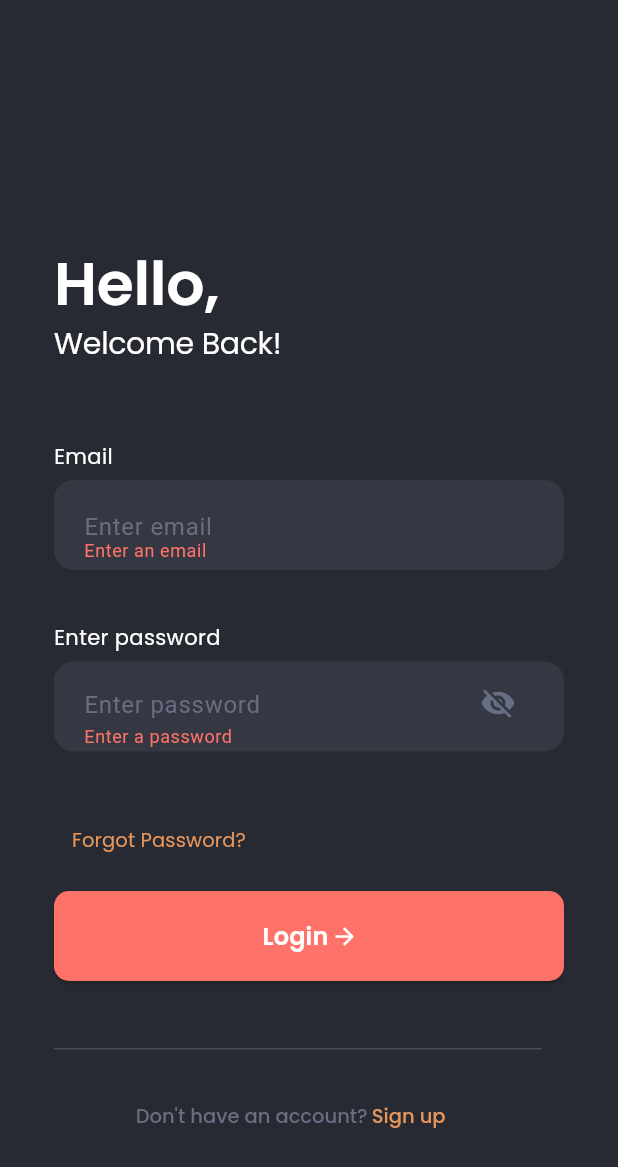
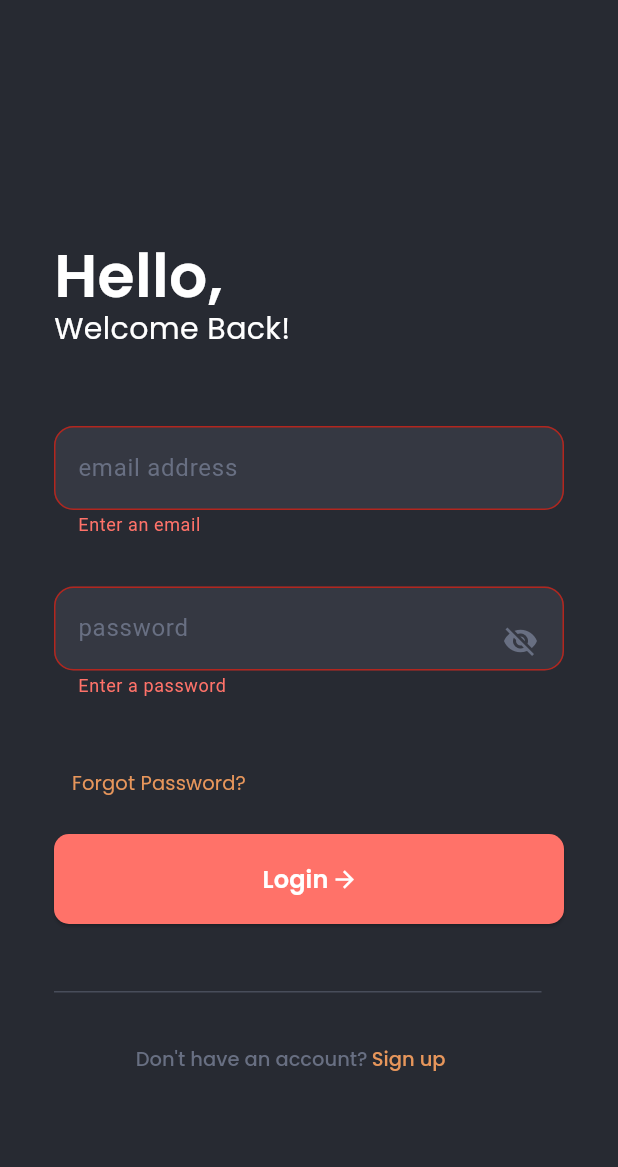
Before and after one commit to NouranAlSharawneh/appebite, a Flutter app: the screen it shows after launch, after a tap on "Login", on a phone screen of 412 x 824 dp. Shown: the top 1167 px of the screen. Run offline on Flutter 3.47's test engine with Material 3 defaults, Android fonts, the phone set to English and light mode, and no system bars; our stand-ins replace cloud_firestore, firebase_auth, firebase_core, firebase_storage, flutter_rating_bar, google_fonts and 2 more; accounts and stored records are empty.

Commit message:
fixed the input validation

```diff
--- a/lib/pages/login/login_screen.dart
+++ b/lib/pages/login/login_screen.dart
@@ -1,10 +1,10 @@
+import 'package:flutter/material.dart';
+import 'package:appebite/pages/login/widgets/login_button.dart';
+import 'package:appebite/pages/login/widgets/login_input_fields.dart';
+import 'package:appebite/pages/login/widgets/login_title_section.dart';
+import 'package:appebite/pages/login/widgets/Login_page_navigator.dart';
 import 'package:appebite/pages/login/widgets/login_section_divider.dart';
 import 'package:appebite/pages/login/widgets/login_forget_password.dart';
-import 'package:appebite/pages/login/widgets/Login_input_fields.dart';
-import 'package:appebite/pages/login/widgets/login_button.dart';
-import 'package:appebite/pages/login/widgets/Login_page_navigator.dart';
-import 'package:appebite/pages/login/widgets/login_title_section.dart';
-import 'package:flutter/material.dart';
 
 
 class LoginPage extends StatefulWidget {
@@ -15,12 +15,17 @@ class LoginPage extends StatefulWidget {
 }
 
 class _LoginPageState extends State<LoginPage> {
+  final TextEditingController _emailController = TextEditingController();
   final _formKey = GlobalKey<FormState>();
-  final TextEditingController _emailController = TextEditingController();
   final TextEditingController _passwordController = TextEditingController();
 
-  Widget _buildLoginScreen(BuildContext context) {
-    return SizedBox(
+  @override
+  Widget build(BuildContext context) {
+    return SafeArea(
+      child: Scaffold(
+        backgroundColor: const Color(0xff272a32),
+        body: SingleChildScrollView(
+          child: SizedBox(
         width: double.infinity,
         child: Container(
           padding: const EdgeInsets.fromLTRB(36, 14, 36, 8),
@@ -41,13 +46,11 @@ class _LoginPageState extends State<LoginPage> {
                 child: Column(
                   children: [
                     InputField(
-                    label: 'Email',
-                    hint: 'Enter email',
+                      hint: 'email address',
                       controller: _emailController,
                     ),
                     InputField(
-                    label: 'Enter password',
-                    hint: 'Enter password',
+                      hint: 'password',
                       controller: _passwordController,
                       isPassword: true,
                     ),
@@ -61,16 +64,7 @@ class _LoginPageState extends State<LoginPage> {
             ],
           ),
         ),
-    );
-  }
-
-  @override
-  Widget build(BuildContext context) {
-    return Scaffold(
-      backgroundColor: const Color(0xff272a32),
-      body: SingleChildScrollView(
-        child: _buildLoginScreen(context),
-      ),
+      ),),),
     );
   }
 }
--- a/lib/pages/login/widgets/Login_input_fields.dart
+++ b/lib/pages/login/widgets/Login_input_fields.dart
@@ -1,19 +1,16 @@
 import 'package:flutter/material.dart';
-import 'package:google_fonts/google_fonts.dart';
 
 class InputField extends StatefulWidget {
   const InputField({
     Key? key,
-    required this.label,
     required this.hint,
     this.isPassword = false,
     required this.controller,
   }) : super(key: key);
 
+  final TextEditingController controller;
   final String hint;
   final bool isPassword;
-  final String label;
-  final TextEditingController controller;
 
   @override
   State<InputField> createState() => _InputFieldState();
@@ -22,8 +19,8 @@ class InputField extends StatefulWidget {
 class _InputFieldState extends State<InputField> {
   String emailInput = '';
   String passwordInput = '';
-
   bool _obscureText = true;
+  bool hasError = false;
 
   @override
   Widget build(BuildContext context) {
@@ -34,33 +31,17 @@ class _InputFieldState extends State<InputField> {
         crossAxisAlignment: CrossAxisAlignment.start,
         children: [
           Container(
-            margin: const EdgeInsets.fromLTRB(0, 0, 0, 5),
-            child: Text(
-              widget.label,
-              style: GoogleFonts.poppins(
-                fontSize: 14,
-                fontWeight: FontWeight.w400,
-                height: 1.5,
-                color: const Color(0xffffffff),
-              ),
-            ),
-          ),
-          Container(
-            padding: const EdgeInsets.fromLTRB(20, 5, 20, 10),
-            width: double.infinity,
-            decoration: BoxDecoration(
-              color: const Color(0xff353842),
-              borderRadius: BorderRadius.circular(13),
-            ),
             child: widget.isPassword
-                ? SizedBox(
-                    height: 45,
-                    child: Stack(
+                ? Stack(
                     alignment: Alignment.centerRight,
                     children: [
                       TextFormField(
                         controller: widget.controller,
                         validator: (value) {
+                          setState(() {
+                            hasError = value!.isNotEmpty &&
+                                (!value.contains("@") || !value.contains("."));
+                          });
                           if (value!.isEmpty) {
                             return 'Enter a password';
                           }
@@ -72,17 +53,35 @@ class _InputFieldState extends State<InputField> {
                         obscureText: _obscureText,
                         style: const TextStyle(color: Colors.white),
                         decoration: InputDecoration(
-                            hintText: widget.hint,
-                            hintStyle:
-                                const TextStyle(
+                          filled: true,
+                          fillColor: const Color(0xff353842),
+                          labelText: widget.hint,
+                          hintStyle: const TextStyle(
                             color: Color(0xff686f82),
                             height: 1,
                           ),
-                            border: InputBorder.none,
+                          labelStyle:
+                              const TextStyle(color: Color(0xff686f82)),
+                          border: OutlineInputBorder(
+                            borderRadius: BorderRadius.circular(13),
+                            borderSide: BorderSide(
+                              color: hasError
+                                  ? const Color(0xffff7269)
+                                  : const Color(0xff686f82),
+                            ),
+                          ),
+                          focusedBorder: OutlineInputBorder(
+                            borderRadius: BorderRadius.circular(13),
+                            borderSide: BorderSide(
+                              color: hasError
+                                  ? const Color(0xffff7269)
+                                  : const Color(0xff686f82),
+                            ),
+                          ),
                           errorStyle: const TextStyle(
                             color: Color(0xffff7269),
                             fontSize: 12.0,
-                              height: 0.1, // Adjust height to position error text
+                            height: 1,
                           ),
                         ),
                       ),
@@ -98,18 +97,21 @@ class _InputFieldState extends State<InputField> {
                               : Icons.visibility,
                           color: const Color.fromRGBO(104, 111, 130, 100),
                         ),
+                        padding: const EdgeInsets.only(right: 10),
                       ),
                     ],
-                    ),
                   )
-                : SizedBox(
-                    height: 45,
-                    child: TextFormField(
+                : TextFormField(
                     controller: widget.controller,
                     validator: (value) {
+                      setState(() {
+                        hasError = value!.isNotEmpty &&
+                            (!value.contains("@") || !value.contains("."));
+                      });
                       if (value!.isEmpty) {
                         return 'Enter an email';
-                        } else if (!value.contains("@") || !value.contains(".")) {
+                      } else if (!value.contains("@") ||
+                          !value.contains(".")) {
                         return 'Invalid a email format';
                       }
                       return null;
@@ -119,18 +121,35 @@ class _InputFieldState extends State<InputField> {
                     },
                     style: const TextStyle(color: Colors.white),
                     decoration: InputDecoration(
-                        hintText: widget.hint,
-                        hintStyle:
-                            const TextStyle(
+                      filled: true,
+                      fillColor: const Color(0xff353842),
+                      labelText: widget.hint,
+                      hintStyle: const TextStyle(
                         color: Color(0xff686f82),
                         height: 1,
                       ),
-                        border: InputBorder.none,
+                      labelStyle:
+                          const TextStyle(color: Color(0xff686f82)),
+                      border: OutlineInputBorder(
+                        borderRadius: BorderRadius.circular(13),
+                        borderSide: BorderSide(
+                          color: hasError
+                              ? const Color(0xffff7269)
+                              : const Color(0xff686f82),
+                        ),
+                      ),
+                      focusedBorder: OutlineInputBorder(
+                        borderRadius: BorderRadius.circular(13),
+                        borderSide: BorderSide(
+                          color: hasError
+                              ? const Color(0xffff7269)
+                              : const Color(0xff686f82),
+                        ),
+                      ),
                       errorStyle: const TextStyle(
                         color: Color(0xffff7269),
                         fontSize: 12.0,
-                          height: 0.5,
-                        ),
+                        height: 1,
                       ),
                     ),
                   ),
--- a/lib/pages/login/widgets/login_title_section.dart
+++ b/lib/pages/login/widgets/login_title_section.dart
@@ -7,7 +7,7 @@ class TitleSection extends StatelessWidget {
   @override
   Widget build(BuildContext context) {
     return Container(
-      margin: const EdgeInsets.fromLTRB(0, 0, 171.5, 50),
+      margin: const EdgeInsets.fromLTRB(0, 0, 100, 50),
       child: Column(
         crossAxisAlignment: CrossAxisAlignment.start,
         children: [
@@ -16,8 +16,7 @@ class TitleSection extends StatelessWidget {
             style: GoogleFonts.poppins(
               fontSize: 40,
               fontWeight: FontWeight.w600,
-              height: 1.2575,
-              letterSpacing: -0.1650000066,
+              height: 1,
               color: const Color(0xffffffff),
             ),
           ),
@@ -27,7 +26,6 @@ class TitleSection extends StatelessWidget {
               fontSize: 20,
               fontWeight: FontWeight.w400,
               height: 1.5,
-              letterSpacing: -0.2,
               color: const Color(0xffffffff),
             ),
           ),
```
Lines whose indentation alone changed are shown as unchanged.
